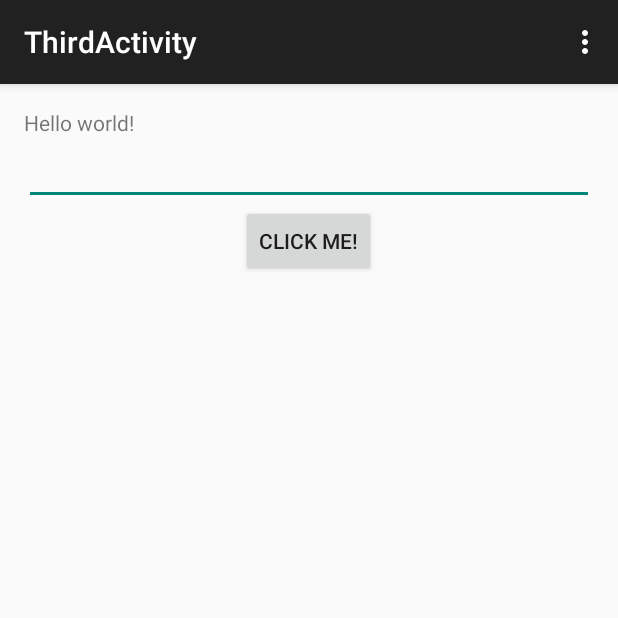
After one commit to DevPicon/espresso-ejemplos, an Android app: the ThirdActivity screen opened directly, with no data from a screen before it, on a phone screen of 412 x 824 dp, the top half of it. The commit adds this screen. Run offline under Robolectric (Android 15) with nearby library versions, the phone set to English and light mode, and no system bars.

Commit message:
Se agrego un tercer ejemplo. Este ejemplo ingresa un texxto en la caja y al pulsar el boton, cambia el contenido de la etiqueta.

```diff
--- a/app/src/main/AndroidManifest.xml
+++ b/app/src/main/AndroidManifest.xml
@@ -20,6 +20,10 @@
             android:name=".SecondActivity"
             android:label="@string/title_activity_test2" >
         </activity>
+        <activity
+            android:name=".ThirdActivity"
+            android:label="@string/title_activity_third" >
+        </activity>
     </application>
 
 </manifest>
--- /dev/null
+++ b/app/src/main/java/pe/apiconz/android/espresso_ejemplos/ThirdActivity.java
@@ -0,0 +1,47 @@
+package pe.apiconz.android.espresso_ejemplos;
+
+import android.support.v7.app.AppCompatActivity;
+import android.os.Bundle;
+import android.view.Menu;
+import android.view.MenuItem;
+import android.view.View;
+import android.widget.EditText;
+import android.widget.TextView;
+
+public class ThirdActivity extends AppCompatActivity {
+
+    @Override
+    protected void onCreate(Bundle savedInstanceState) {
+        super.onCreate(savedInstanceState);
+        setContentView(R.layout.activity_third);
+    }
+
+    @Override
+    public boolean onCreateOptionsMenu(Menu menu) {
+        // Inflate the menu; this adds items to the action bar if it is present.
+        getMenuInflater().inflate(R.menu.menu_third, menu);
+        return true;
+    }
+
+    @Override
+    public boolean onOptionsItemSelected(MenuItem item) {
+        // Handle action bar item clicks here. The action bar will
+        // automatically handle clicks on the Home/Up button, so long
+        // as you specify a parent activity in AndroidManifest.xml.
+        int id = item.getItemId();
+
+        //noinspection SimplifiableIfStatement
+        if (id == R.id.action_settings) {
+            return true;
+        }
+
+        return super.onOptionsItemSelected(item);
+    }
+
+    public void sayHello(View view){
+        EditText editText = (EditText) findViewById(R.id.txt_name);
+        String greeting = String.format("Hello %s!",editText.getText());
+        TextView textView = (TextView) findViewById(R.id.lbl_greeting);
+        textView.setText(greeting);
+    }
+}
--- /dev/null
+++ b/app/src/main/res/layout/activity_third.xml
@@ -0,0 +1,27 @@
+<LinearLayout xmlns:android="http://schemas.android.com/apk/res/android"
+    xmlns:tools="http://schemas.android.com/tools" android:layout_width="match_parent"
+    android:layout_height="match_parent" android:paddingLeft="@dimen/activity_horizontal_margin"
+    android:paddingRight="@dimen/activity_horizontal_margin"
+    android:paddingTop="@dimen/activity_vertical_margin"
+    android:paddingBottom="@dimen/activity_vertical_margin"
+    android:orientation="vertical"
+    tools:context="pe.apiconz.android.espresso_ejemplos.ThirdActivity">
+
+    <TextView android:id="@+id/lbl_greeting"
+        android:text="@string/hello_world"
+        android:layout_width="wrap_content"
+        android:layout_height="wrap_content" />
+
+    <EditText android:id="@+id/txt_name"
+        android:layout_width="fill_parent"
+        android:layout_height="wrap_content" />
+
+    <Button
+        android:id="@+id/btn_greeting"
+        android:text="@string/button_clickme_label"
+        android:layout_width="wrap_content"
+        android:layout_height="wrap_content"
+        android:layout_gravity="center_horizontal"
+        android:onClick="sayHello"/>
+
+</LinearLayout>
--- /dev/null
+++ b/app/src/main/res/menu/menu_third.xml
@@ -0,0 +1,7 @@
+<menu xmlns:android="http://schemas.android.com/apk/res/android"
+    xmlns:app="http://schemas.android.com/apk/res-auto"
+    xmlns:tools="http://schemas.android.com/tools"
+    tools:context="pe.apiconz.android.espresso_ejemplos.ThirdActivity">
+    <item android:id="@+id/action_settings" android:title="@string/action_settings"
+        android:orderInCategory="100" app:showAsAction="never" />
+</menu>
--- a/app/src/main/res/values/strings.xml
+++ b/app/src/main/res/values/strings.xml
@@ -6,4 +6,5 @@
     <string name="title_activity_test1">Test Hello World</string>
     <string name="title_activity_test2">Test Button Click me!</string>
     <string name="button_clickme_label">Click me!</string>
+    <string name="title_activity_third">ThirdActivity</string>
 </resources>
```
Also changed, not shown: 1 other file.
